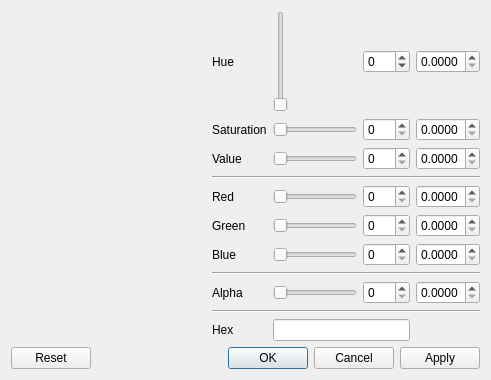
Qt form src/color_dialog.ui (Xuno/Qt-Color-Widgets) before a commit.
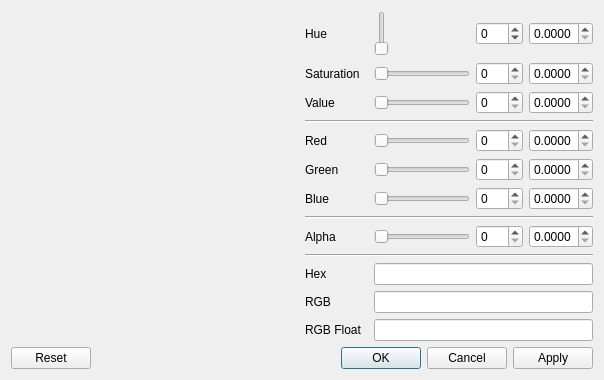
The same form after that commit. Icons and pictures are not drawn. Custom widgets are drawn as their Qt base class.

Commit message: added text fields RGB RGB float

What changed in the file:
```diff
--- a/src/color_dialog.ui
+++ b/src/color_dialog.ui
@@ -6,7 +6,7 @@
    <rect>
     <x>0</x>
     <y>0</y>
-    <width>491</width>
+    <width>604</width>
     <height>380</height>
    </rect>
   </property>
@@ -39,144 +39,13 @@
      </item>
      <item>
       <layout class="QGridLayout" name="gridLayout">
-       <item row="4" column="3">
-        <widget class="QDoubleSpinBox" name="dspin_red">
-         <property name="decimals">
-          <number>4</number>
-         </property>
-         <property name="maximum">
-          <double>1.000000000000000</double>
-         </property>
-         <property name="singleStep">
-          <double>0.010000000000000</double>
-         </property>
-        </widget>
-       </item>
-       <item row="10" column="1" colspan="2">
-        <widget class="color_widgets::ColorLineEdit" name="edit_hex">
-         <property name="font">
-          <font>
-           <family>Monospace</family>
-          </font>
-         </property>
-         <property name="showAlpha" stdset="0">
-          <bool>true</bool>
-         </property>
-        </widget>
-       </item>
-       <item row="8" column="2">
-        <widget class="QSpinBox" name="spin_alpha">
-         <property name="maximum">
-          <number>255</number>
-         </property>
-        </widget>
-       </item>
-       <item row="7" column="0" colspan="4">
-        <widget class="Line" name="line_alpha">
-         <property name="orientation">
-          <enum>Qt::Horizontal</enum>
-         </property>
-        </widget>
-       </item>
-       <item row="3" column="0" colspan="4">
+       <item row="3" column="0" colspan="5">
         <widget class="Line" name="line">
          <property name="orientation">
           <enum>Qt::Horizontal</enum>
          </property>
         </widget>
        </item>
-       <item row="9" column="0" colspan="4">
-        <widget class="Line" name="line_3">
-         <property name="orientation">
-          <enum>Qt::Horizontal</enum>
-         </property>
-        </widget>
-       </item>
-       <item row="0" column="1">
-        <widget class="color_widgets::HueSlider" name="slide_hue">
-         <property name="minimum">
-          <number>0</number>
-         </property>
-         <property name="maximum">
-          <number>359</number>
-         </property>
-        </widget>
-       </item>
-       <item row="2" column="1">
-        <widget class="color_widgets::GradientSlider" name="slide_value">
-         <property name="maximum">
-          <number>255</number>
-         </property>
-         <property name="orientation">
-          <enum>Qt::Horizontal</enum>
-         </property>
-        </widget>
-       </item>
-       <item row="1" column="1">
-        <widget class="color_widgets::GradientSlider" name="slide_saturation">
-         <property name="maximum">
-          <number>255</number>
-         </property>
-         <property name="orientation">
-          <enum>Qt::Horizontal</enum>
-         </property>
-        </widget>
-       </item>
-       <item row="6" column="0">
-        <widget class="QLabel" name="label_3">
-         <property name="text">
-          <string>Blue</string>
-         </property>
-        </widget>
-       </item>
-       <item row="1" column="0">
-        <widget class="QLabel" name="label_7">
-         <property name="text">
-          <string>Saturation</string>
-         </property>
-        </widget>
-       </item>
-       <item row="0" column="0">
-        <widget class="QLabel" name="label_6">
-         <property name="text">
-          <string>Hue</string>
-         </property>
-        </widget>
-       </item>
-       <item row="10" column="0">
-        <widget class="QLabel" name="label_8">
-         <property name="text">
-          <string>Hex</string>
-         </property>
-        </widget>
-       </item>
-       <item row="4" column="1">
-        <widget class="color_widgets::GradientSlider" name="slide_red">
-         <property name="maximum">
-          <number>255</number>
-         </property>
-         <property name="orientation">
-          <enum>Qt::Horizontal</enum>
-         </property>
-        </widget>
-       </item>
-       <item row="2" column="0">
-        <widget class="QLabel" name="label_5">
-         <property name="text">
-          <string>Value</string>
-         </property>
-        </widget>
-       </item>
-       <item row="8" column="1">
-        <widget class="color_widgets::GradientSlider" name="slide_alpha">
-         <property name="maximum">
-          <number>255</number>
-         </property>
-         <property name="orientation">
-          <enum>Qt::Horizontal</enum>
-         </property>
-        </widget>
-       </item>
        <item row="5" column="0">
         <widget class="QLabel" name="label_2">
          <property name="text">
@@ -184,7 +53,7 @@
          </property>
         </widget>
        </item>
-       <item row="5" column="1">
+       <item row="5" column="2">
         <widget class="color_widgets::GradientSlider" name="slide_green">
          <property name="maximum">
           <number>255</number>
@@ -194,7 +63,7 @@
          </property>
         </widget>
        </item>
-       <item row="0" column="2">
+       <item row="0" column="3">
         <widget class="QSpinBox" name="spin_hue">
          <property name="wrapping">
           <bool>true</bool>
@@ -211,20 +80,109 @@
          </property>
         </widget>
        </item>
-       <item row="1" column="2">
+       <item row="8" column="3">
+        <widget class="QSpinBox" name="spin_alpha">
+         <property name="maximum">
+          <number>255</number>
+         </property>
+        </widget>
+       </item>
+       <item row="4" column="4">
+        <widget class="QDoubleSpinBox" name="dspin_red">
+         <property name="decimals">
+          <number>4</number>
+         </property>
+         <property name="maximum">
+          <double>1.000000000000000</double>
+         </property>
+         <property name="singleStep">
+          <double>0.010000000000000</double>
+         </property>
+        </widget>
+       </item>
+       <item row="1" column="3">
         <widget class="QSpinBox" name="spin_saturation">
          <property name="maximum">
           <number>255</number>
          </property>
         </widget>
        </item>
-       <item row="6" column="1">
-        <widget class="color_widgets::GradientSlider" name="slide_blue">
+       <item row="0" column="0">
+        <widget class="QLabel" name="label_6">
+         <property name="text">
+          <string>Hue</string>
+         </property>
+        </widget>
+       </item>
+       <item row="10" column="0">
+        <widget class="QLabel" name="label_8">
+         <property name="text">
+          <string>Hex</string>
+         </property>
+        </widget>
+       </item>
+       <item row="11" column="0">
+        <widget class="QLabel" name="label_9">
+         <property name="text">
+          <string>RGB</string>
+         </property>
+        </widget>
+       </item>
+       <item row="12" column="2" colspan="3">
+        <widget class="QLineEdit" name="edit_rgb_float">
+         <property name="font">
+          <font>
+           <family>Monospace</family>
+          </font>
+         </property>
+         <property name="maxLength">
+          <number>50</number>
+         </property>
+         <property name="readOnly">
+          <bool>true</bool>
+         </property>
+         <property name="showAlpha" stdset="0">
+          <bool>true</bool>
+         </property>
+        </widget>
+       </item>
+       <item row="12" column="0">
+        <widget class="QLabel" name="label_10">
+         <property name="text">
+          <string>RGB Float</string>
+         </property>
+        </widget>
+       </item>
+       <item row="5" column="4">
+        <widget class="QDoubleSpinBox" name="dspin_green">
+         <property name="decimals">
+          <number>4</number>
+         </property>
+         <property name="maximum">
+          <double>1.000000000000000</double>
+         </property>
+         <property name="singleStep">
+          <double>0.010000000000000</double>
+         </property>
+        </widget>
+       </item>
+       <item row="5" column="3">
+        <widget class="QSpinBox" name="spin_green">
          <property name="maximum">
           <number>255</number>
          </property>
-         <property name="orientation">
-          <enum>Qt::Horizontal</enum>
+        </widget>
+       </item>
+       <item row="6" column="4">
+        <widget class="QDoubleSpinBox" name="dspin_blue">
+         <property name="decimals">
+          <number>4</number>
+         </property>
+         <property name="maximum">
+          <double>1.000000000000000</double>
+         </property>
+         <property name="singleStep">
+          <double>0.010000000000000</double>
          </property>
         </widget>
        </item>
@@ -235,87 +193,31 @@
          </property>
         </widget>
        </item>
-       <item row="2" column="2">
-        <widget class="QSpinBox" name="spin_value">
-         <property name="maximum">
-          <number>255</number>
-         </property>
-        </widget>
-       </item>
        <item row="6" column="2">
-        <widget class="QSpinBox" name="spin_blue">
+        <widget class="color_widgets::GradientSlider" name="slide_blue">
          <property name="maximum">
           <number>255</number>
          </property>
-        </widget>
-       </item>
-       <item row="5" column="2">
-        <widget class="QSpinBox" name="spin_green">
-         <property name="maximum">
-          <number>255</number>
-         </property>
-        </widget>
-       </item>
-       <item row="4" column="2">
-        <widget class="QSpinBox" name="spin_red">
-         <property name="maximum">
-          <number>255</number>
-         </property>
-        </widget>
-       </item>
-       <item row="5" column="3">
-        <widget class="QDoubleSpinBox" name="dspin_green">
-         <property name="decimals">
-          <number>4</number>
-         </property>
-         <property name="maximum">
-          <double>1.000000000000000</double>
-         </property>
-         <property name="singleStep">
-          <double>0.010000000000000</double>
-         </property>
-        </widget>
-       </item>
-       <item row="6" column="3">
-        <widget class="QDoubleSpinBox" name="dspin_blue">
-         <property name="decimals">
-          <number>4</number>
-         </property>
-         <property name="maximum">
-          <double>1.000000000000000</double>
-         </property>
-         <property name="singleStep">
-          <double>0.010000000000000</double>
-         </property>
-        </widget>
-       </item>
-       <item row="8" column="3">
-        <widget class="QDoubleSpinBox" name="dspin_alpha">
-         <property name="decimals">
-          <number>4</number>
-         </property>
-         <property name="maximum">
-          <double>1.000000000000000</double>
-         </property>
-         <property name="singleStep">
-          <double>0.010000000000000</double>
+         <property name="orientation">
+          <enum>Qt::Horizontal</enum>
          </property>
         </widget>
        </item>
        <item row="2" column="3">
-        <widget class="QDoubleSpinBox" name="dspin_value">
-         <property name="decimals">
-          <number>4</number>
+        <widget class="QSpinBox" name="spin_value">
+         <property name="maximum">
+          <number>255</number>
          </property>
+        </widget>
+       </item>
+       <item row="6" column="3">
+        <widget class="QSpinBox" name="spin_blue">
          <property name="maximum">
-          <double>1.000000000000000</double>
+          <number>255</number>
          </property>
-         <property name="singleStep">
-          <double>0.010000000000000</double>
-         </property>
         </widget>
        </item>
-       <item row="1" column="3">
+       <item row="1" column="4">
         <widget class="QDoubleSpinBox" name="dspin_saturation">
          <property name="decimals">
           <number>4</number>
@@ -328,7 +230,40 @@
          </property>
         </widget>
        </item>
-       <item row="0" column="3">
+       <item row="2" column="4">
+        <widget class="QDoubleSpinBox" name="dspin_value">
+         <property name="decimals">
+          <number>4</number>
+         </property>
+         <property name="maximum">
+          <double>1.000000000000000</double>
+         </property>
+         <property name="singleStep">
+          <double>0.010000000000000</double>
+         </property>
+        </widget>
+       </item>
+       <item row="8" column="4">
+        <widget class="QDoubleSpinBox" name="dspin_alpha">
+         <property name="decimals">
+          <number>4</number>
+         </property>
+         <property name="maximum">
+          <double>1.000000000000000</double>
+         </property>
+         <property name="singleStep">
+          <double>0.010000000000000</double>
+         </property>
+        </widget>
+       </item>
+       <item row="4" column="3">
+        <widget class="QSpinBox" name="spin_red">
+         <property name="maximum">
+          <number>255</number>
+         </property>
+        </widget>
+       </item>
+       <item row="0" column="4">
         <widget class="QDoubleSpinBox" name="dspin_hue">
          <property name="decimals">
           <number>4</number>
@@ -341,6 +276,125 @@
          </property>
         </widget>
        </item>
+       <item row="10" column="2" colspan="3">
+        <widget class="color_widgets::ColorLineEdit" name="edit_hex">
+         <property name="font">
+          <font>
+           <family>Monospace</family>
+          </font>
+         </property>
+         <property name="acceptDrops">
+          <bool>false</bool>
+         </property>
+         <property name="maxLength">
+          <number>50</number>
+         </property>
+         <property name="readOnly">
+          <bool>true</bool>
+         </property>
+         <property name="showAlpha" stdset="0">
+          <bool>true</bool>
+         </property>
+        </widget>
+       </item>
+       <item row="2" column="0">
+        <widget class="QLabel" name="label_5">
+         <property name="text">
+          <string>Value</string>
+         </property>
+        </widget>
+       </item>
+       <item row="1" column="2">
+        <widget class="color_widgets::GradientSlider" name="slide_saturation">
+         <property name="maximum">
+          <number>255</number>
+         </property>
+         <property name="orientation">
+          <enum>Qt::Horizontal</enum>
+         </property>
+        </widget>
+       </item>
+       <item row="6" column="0">
+        <widget class="QLabel" name="label_3">
+         <property name="text">
+          <string>Blue</string>
+         </property>
+        </widget>
+       </item>
+       <item row="4" column="2">
+        <widget class="color_widgets::GradientSlider" name="slide_red">
+         <property name="maximum">
+          <number>255</number>
+         </property>
+         <property name="orientation">
+          <enum>Qt::Horizontal</enum>
+         </property>
+        </widget>
+       </item>
+       <item row="8" column="2">
+        <widget class="color_widgets::GradientSlider" name="slide_alpha">
+         <property name="maximum">
+          <number>255</number>
+         </property>
+         <property name="orientation">
+          <enum>Qt::Horizontal</enum>
+         </property>
+        </widget>
+       </item>
+       <item row="7" column="0" colspan="5">
+        <widget class="Line" name="line_alpha">
+         <property name="orientation">
+          <enum>Qt::Horizontal</enum>
+         </property>
+        </widget>
+       </item>
+       <item row="0" column="2">
+        <widget class="color_widgets::HueSlider" name="slide_hue">
+         <property name="minimum">
+          <number>0</number>
+         </property>
+         <property name="maximum">
+          <number>359</number>
+         </property>
+        </widget>
+       </item>
+       <item row="9" column="0" colspan="5">
+        <widget class="Line" name="line_3">
+         <property name="orientation">
+          <enum>Qt::Horizontal</enum>
+         </property>
+        </widget>
+       </item>
+       <item row="1" column="0">
+        <widget class="QLabel" name="label_7">
+         <property name="text">
+          <string>Saturation</string>
+         </property>
+        </widget>
+       </item>
+       <item row="2" column="2">
+        <widget class="color_widgets::GradientSlider" name="slide_value">
+         <property name="maximum">
+          <number>255</number>
+         </property>
+         <property name="orientation">
+          <enum>Qt::Horizontal</enum>
+         </property>
+        </widget>
+       </item>
+       <item row="11" column="2" colspan="3">
+        <widget class="QLineEdit" name="edit_rgb">
+         <property name="maxLength">
+          <number>50</number>
+         </property>
+         <property name="frame">
+          <bool>true</bool>
+         </property>
+         <property name="readOnly">
+          <bool>true</bool>
+         </property>
+        </widget>
+       </item>
       </layout>
      </item>
     </layout>
```
The commit also changes 1 other file.
